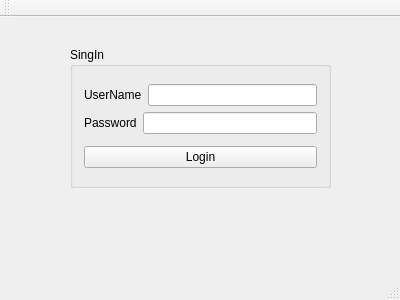
Qt form simpleLogin/simpleLogin/mainwindow.ui (thiagoms15/Qt_Projects) before a commit.
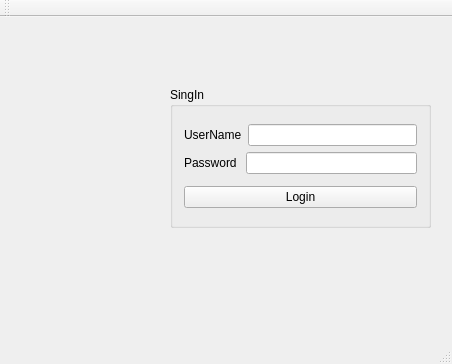
The same form after that commit.

Commit message: Add images Add infomation when the username or password is wrong

```diff
--- a/simpleLogin/simpleLogin/mainwindow.ui
+++ b/simpleLogin/simpleLogin/mainwindow.ui
@@ -6,8 +6,8 @@
    <rect>
     <x>0</x>
     <y>0</y>
-    <width>400</width>
-    <height>300</height>
+    <width>452</width>
+    <height>364</height>
    </rect>
   </property>
   <property name="windowTitle">
@@ -17,8 +17,8 @@
    <widget class="QGroupBox" name="groupBox">
     <property name="geometry">
      <rect>
-      <x>70</x>
-      <y>30</y>
+      <x>170</x>
+      <y>70</y>
       <width>261</width>
       <height>141</height>
      </rect>
@@ -48,7 +48,7 @@
          <item>
           <widget class="QLabel" name="label_2">
            <property name="text">
-            <string>Password</string>
+            <string>Password </string>
            </property>
           </widget>
          </item>
@@ -68,6 +68,19 @@
      </item>
     </layout>
    </widget>
+   <widget class="QLabel" name="labelPic">
+    <property name="geometry">
+     <rect>
+      <x>20</x>
+      <y>90</y>
+      <width>131</width>
+      <height>111</height>
+     </rect>
+    </property>
+    <property name="text">
+     <string/>
+    </property>
+   </widget>
   </widget>
   <widget class="QMenuBar" name="menuBar">
    <property name="geometry">
```
Left out of the diff: 2 changed lines with no effect on the pictures. The commit also changes 8 other files.
